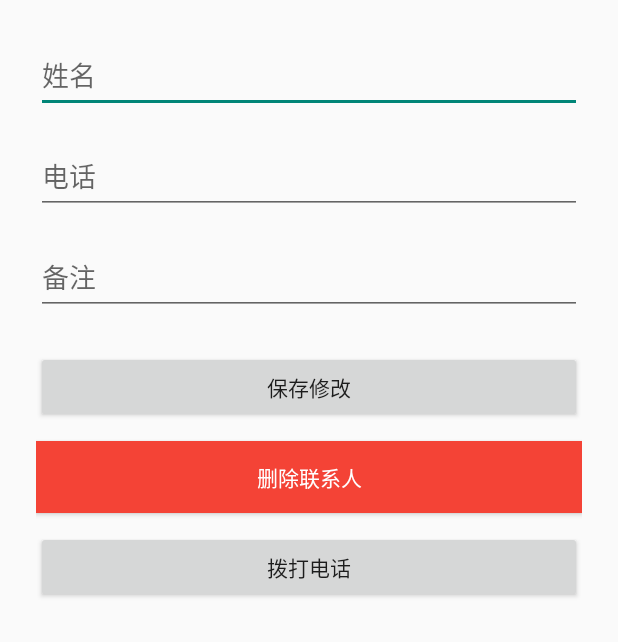
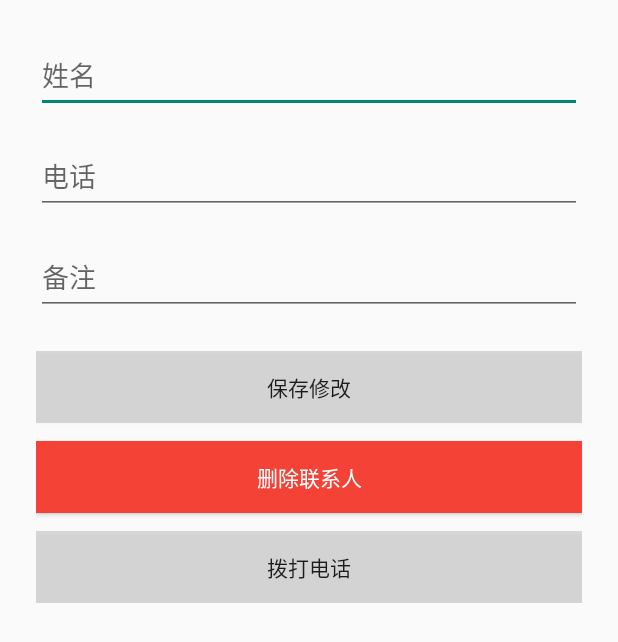
Before and after one commit to fsslrfc/Night_Guard, an Android app: the ContactDetailActivity screen opened directly, with no data from a screen before it, on a phone screen of 412 x 824 dp. Shown: the top 642 px of the screen. Run offline under Robolectric (Android 15) with nearby library versions, the phone set to English and light mode, and no system bars.

Commit message:
[bug]修复了联系人编辑界面中红色删除按钮和默认按钮大小不一致的问题(上次提交掉了这个xml文件)

```diff
--- a/app/src/main/res/layout/activity_contact_detail.xml
+++ b/app/src/main/res/layout/activity_contact_detail.xml
@@ -43,6 +43,7 @@
             android:layout_width="match_parent"
             android:layout_height="wrap_content"
             android:text="保存修改"
+            android:background="#22000000"
             android:layout_marginTop="24dp" />
 
         <Button
@@ -59,6 +60,7 @@
             android:layout_width="match_parent"
             android:layout_height="wrap_content"
             android:text="拨打电话"
+            android:background="#22000000"
             android:layout_marginTop="12dp" />
     </LinearLayout>
 </ScrollView>
```
